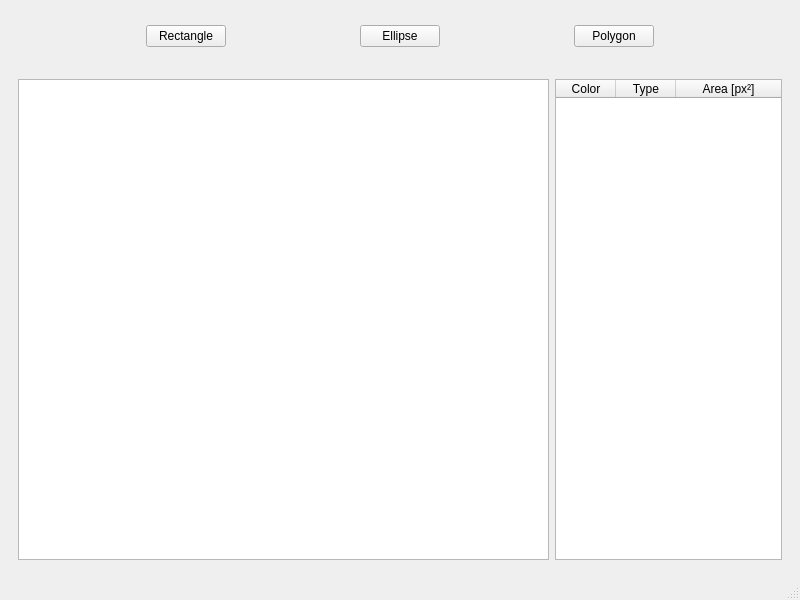
This is ui/window.ui in campmat/BosonAreaRadiometryTool as Qt 5 draws it before an edit. The edited form follows.
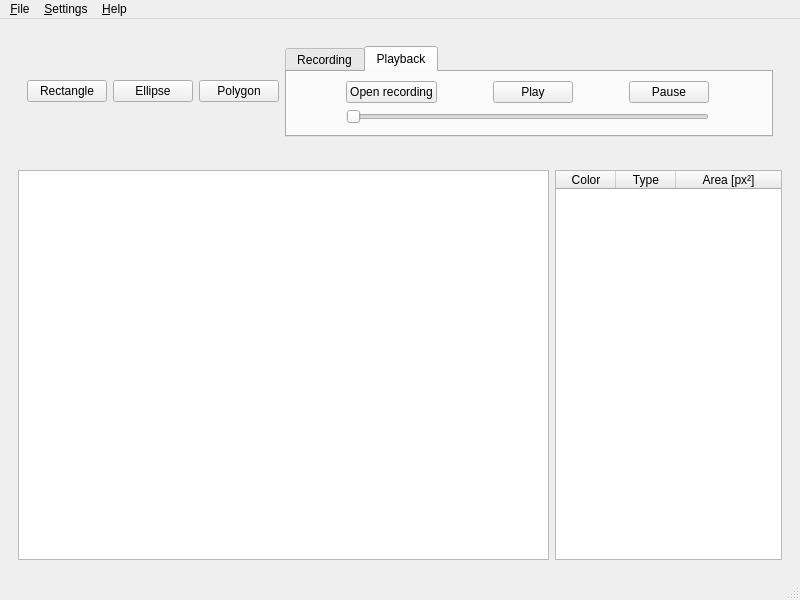
This is the edited form. The open tabs and pages were chosen to show the change.

Commit message: Add recording and playback documentation

The edit to the form file:
```diff
--- a/ui/window.ui
+++ b/ui/window.ui
@@ -25,6 +25,9 @@
       </property>
       <layout class="QHBoxLayout" name="horizontalLayout">
        <item>
+        <widget class="QWidget" name="widget" native="true">
+         <layout class="QHBoxLayout" name="horizontalLayout_3">
+          <item>
         <widget class="QPushButton" name="rectangleButton">
          <property name="sizePolicy">
           <sizepolicy hsizetype="Maximum" vsizetype="Fixed">
@@ -63,6 +66,115 @@
          </property>
         </widget>
        </item>
+          <item>
+           <widget class="QTabWidget" name="tabWidget">
+            <property name="currentIndex">
+             <number>0</number>
+            </property>
+            <widget class="QWidget" name="tab">
+             <attribute name="title">
+              <string>Recording</string>
+             </attribute>
+             <layout class="QHBoxLayout" name="horizontalLayout_4">
+              <item>
+               <widget class="QPushButton" name="snapshotButton">
+                <property name="sizePolicy">
+                 <sizepolicy hsizetype="Maximum" vsizetype="Fixed">
+                  <horstretch>0</horstretch>
+                  <verstretch>0</verstretch>
+                 </sizepolicy>
+                </property>
+                <property name="text">
+                 <string>Snapshot</string>
+                </property>
+               </widget>
+              </item>
+              <item>
+               <widget class="QPushButton" name="startRecordingButton">
+                <property name="sizePolicy">
+                 <sizepolicy hsizetype="Maximum" vsizetype="Fixed">
+                  <horstretch>0</horstretch>
+                  <verstretch>0</verstretch>
+                 </sizepolicy>
+                </property>
+                <property name="text">
+                 <string>Start Recording</string>
+                </property>
+               </widget>
+              </item>
+              <item>
+               <widget class="QPushButton" name="stopButtonRecording">
+                <property name="sizePolicy">
+                 <sizepolicy hsizetype="Maximum" vsizetype="Fixed">
+                  <horstretch>0</horstretch>
+                  <verstretch>0</verstretch>
+                 </sizepolicy>
+                </property>
+                <property name="text">
+                 <string>Stop Recording</string>
+                </property>
+               </widget>
+              </item>
+             </layout>
+            </widget>
+            <widget class="QWidget" name="tab_2">
+             <attribute name="title">
+              <string>Playback</string>
+             </attribute>
+             <layout class="QGridLayout" name="gridLayout">
+              <item row="0" column="1">
+               <widget class="QPushButton" name="playButton">
+                <property name="sizePolicy">
+                 <sizepolicy hsizetype="Maximum" vsizetype="Fixed">
+                  <horstretch>0</horstretch>
+                  <verstretch>0</verstretch>
+                 </sizepolicy>
+                </property>
+                <property name="text">
+                 <string>Play</string>
+                </property>
+               </widget>
+              </item>
+              <item row="0" column="2">
+               <widget class="QPushButton" name="pauseButton">
+                <property name="sizePolicy">
+                 <sizepolicy hsizetype="Maximum" vsizetype="Fixed">
+                  <horstretch>0</horstretch>
+                  <verstretch>0</verstretch>
+                 </sizepolicy>
+                </property>
+                <property name="text">
+                 <string>Pause</string>
+                </property>
+               </widget>
+              </item>
+              <item row="0" column="0">
+               <widget class="QPushButton" name="openRecordingButton">
+                <property name="sizePolicy">
+                 <sizepolicy hsizetype="Maximum" vsizetype="Fixed">
+                  <horstretch>0</horstretch>
+                  <verstretch>0</verstretch>
+                 </sizepolicy>
+                </property>
+                <property name="text">
+                 <string>Open recording</string>
+                </property>
+               </widget>
+              </item>
+              <item row="1" column="0" colspan="3">
+               <widget class="QSlider" name="horizontalSlider">
+                <property name="orientation">
+                 <enum>Qt::Horizontal</enum>
+                </property>
+               </widget>
+              </item>
+             </layout>
+            </widget>
+           </widget>
+          </item>
+         </layout>
+        </widget>
+       </item>
       </layout>
      </widget>
     </item>
@@ -151,6 +263,33 @@
      <height>22</height>
     </rect>
    </property>
+   <widget class="QMenu" name="menuFile">
+    <property name="title">
+     <string>&amp;File</string>
+    </property>
+    <addaction name="action_Recording_dir"/>
+    <addaction name="actionSave_current_frame"/>
+    <addaction name="action_Start_recording"/>
+    <addaction name="actionS_top_recording"/>
+    <addaction name="action_Open_recording"/>
+    <addaction name="action_Exit"/>
+   </widget>
+   <widget class="QMenu" name="menuSettings">
+    <property name="title">
+     <string>&amp;Settings</string>
+    </property>
+    <addaction name="action_Recording_settings"/>
+    <addaction name="action_Temperature_conversion"/>
+   </widget>
+   <widget class="QMenu" name="menuHelp">
+    <property name="title">
+     <string>&amp;Help</string>
+    </property>
+    <addaction name="action_About"/>
+   </widget>
+   <addaction name="menuFile"/>
+   <addaction name="menuSettings"/>
+   <addaction name="menuHelp"/>
   </widget>
   <widget class="QStatusBar" name="statusbar"/>
  </widget>
```
Left out of the diff: 45 changed lines with no effect on the pictures. Lines whose indentation alone changed are shown as unchanged. The commit also changes 2 other files.
